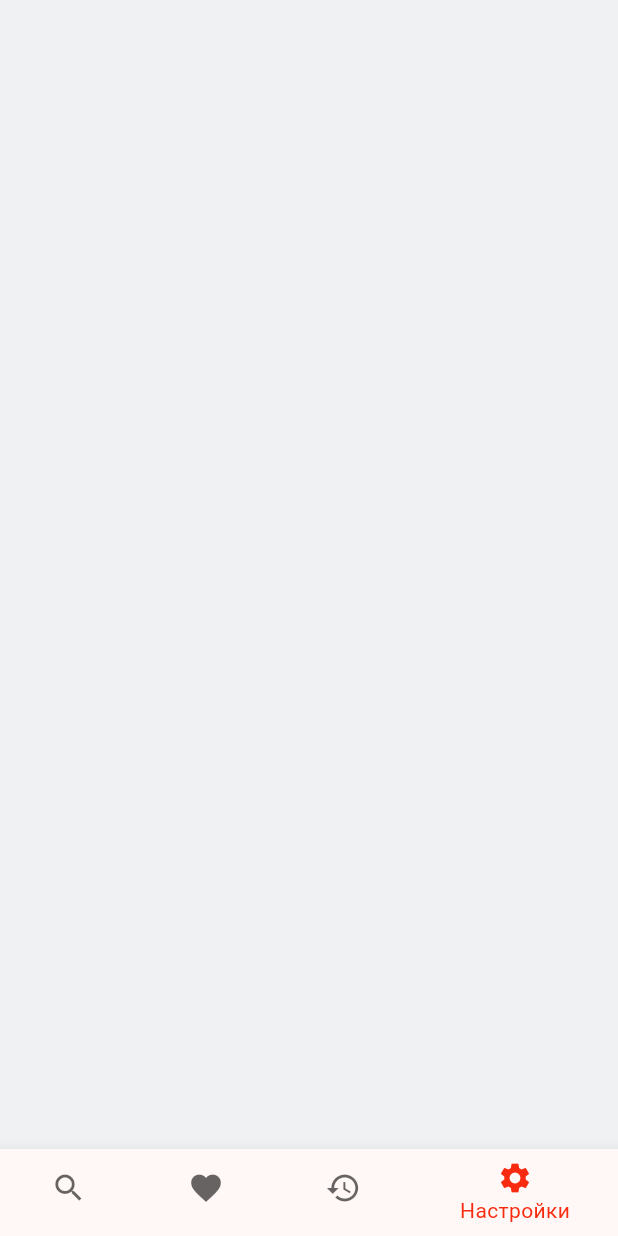
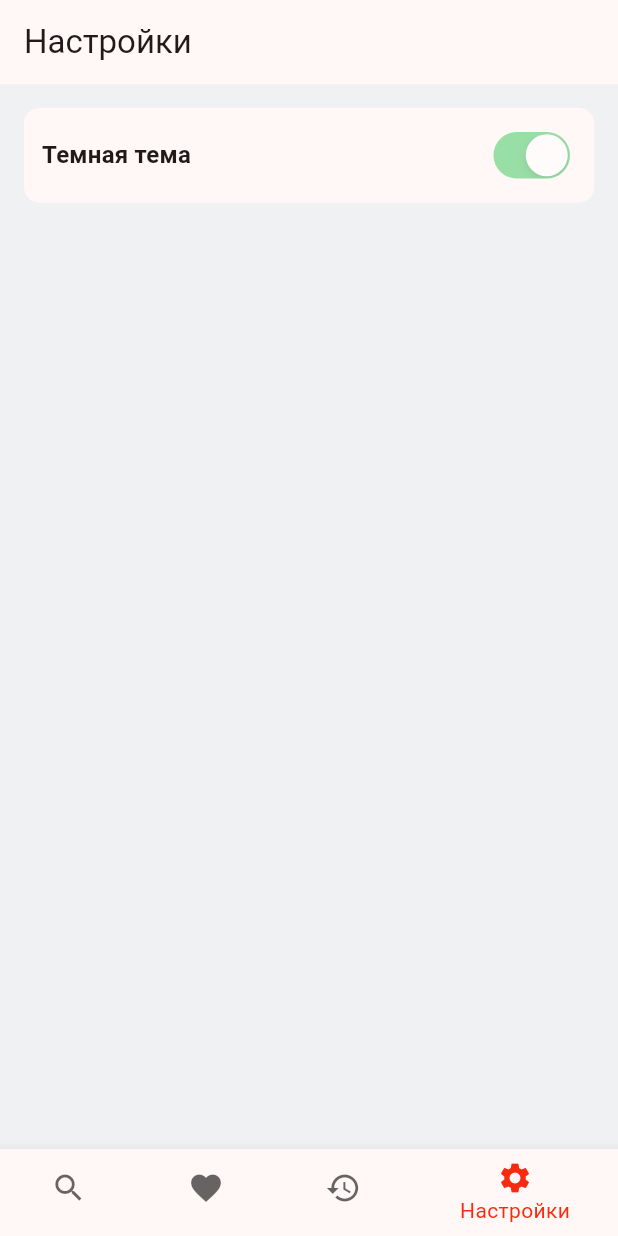
Before and after one commit to Tyukmaev5/first_application, a Flutter app: the screen it shows after launch, item 4 of the bottom bar chosen, on a phone screen of 412 x 824 dp. Run offline on Flutter 3.47's test engine with Material 3 defaults, Android fonts, the phone set to English and light mode, and no system bars; our stand-ins replace auto_route.

Commit message:
Edit sreen 3 and 4

```diff
--- a/rhymer/lib/features/favorites/view/favorites_screen.dart
+++ b/rhymer/lib/features/favorites/view/favorites_screen.dart
@@ -16,7 +16,7 @@ class FavoritesScreen extends StatelessWidget {
           const SliverAppBar(
             snap: true,
             floating: true,
-            title: Text('Favorites'),
+            title: Text('Избранное'),
             elevation: 0,
             surfaceTintColor: Colors.transparent,
           ),
--- a/rhymer/lib/features/search/widgets/widgets.dart
+++ b/rhymer/lib/features/search/widgets/widgets.dart
@@ -1,2 +1 @@
 export 'search_button.dart';
-export 'rhyme_history_card.dart';
--- a/rhymer/lib/features/settings/view/settings_screen.dart
+++ b/rhymer/lib/features/settings/view/settings_screen.dart
@@ -1,5 +1,7 @@
 import 'package:auto_route/auto_route.dart';
+import 'package:flutter/cupertino.dart';
 import 'package:flutter/material.dart';
+import 'package:rhymer/ui/ui.dart';
 
 @RoutePage()
 class SettingsScreen extends StatelessWidget {
@@ -9,6 +11,60 @@ class SettingsScreen extends StatelessWidget {
 
   @override
   Widget build(BuildContext context) {
-    return const Scaffold();
+    return const Scaffold(
+      body: CustomScrollView(
+        slivers: [
+          SliverAppBar(
+            snap: true,
+            floating: true,
+            title: Text('Настройки'),
+            elevation: 0,
+            surfaceTintColor: Colors.transparent,
+          ),
+          SliverToBoxAdapter(child: SizedBox(height: 16)), // раздел
+          SliverToBoxAdapter(
+            child: SettingsListCard(title: 'Темная тема', value: true),
+          ),
+        ],
+      ),
+    );
   }
 }
+
+class SettingsListCard extends StatelessWidget {
+  const SettingsListCard({
+    super.key,
+    required this.title,
+    required this.value,
+    this.onChanged,
+  });
+
+  final String title;
+  final bool value;
+  final ValueChanged<bool>? onChanged;
+
+  @override
+  Widget build(BuildContext context) {
+    final theme = Theme.of(context);
+    return Padding(
+      padding: const EdgeInsets.symmetric(horizontal: 16),
+      child: BaseContainer(
+        padding: const EdgeInsets.symmetric(horizontal: 12, vertical: 12),
+        width: double.infinity,
+        child: Row(
+          mainAxisAlignment: MainAxisAlignment.spaceBetween,
+          children: [
+            Text(
+              title,
+              style: theme.textTheme.titleMedium,
+            ),
+            CupertinoSwitch(
+              value: value,
+              onChanged: onChanged,
+            )
+          ],
+        ),
+      ),
+    );
+  }
+}
--- a/rhymer/lib/main.dart
+++ b/rhymer/lib/main.dart
@@ -1,5 +1,6 @@
 import 'package:flutter/material.dart';
 import 'package:rhymer/router/router.dart';
+import 'package:rhymer/ui/ui.dart';
 
 void main() {
   runApp(const RhymerApp());
@@ -17,16 +18,11 @@ class _RhymerAppState extends State<RhymerApp> {
 
   @override
   Widget build(BuildContext context) {
-    const primaryColor = Color(0xFFF82B10);
+
     return MaterialApp.router(
       title: 'Rhymer',
       debugShowCheckedModeBanner: false,
-      theme: ThemeData(
-        primaryColor: primaryColor,
-        scaffoldBackgroundColor: const Color(0xFFEFF1F3),
-        colorScheme: ColorScheme.fromSeed(seedColor: primaryColor),
-        useMaterial3: true,
-      ),
+      theme: themeData,
       routerConfig: _router.config(),
     );
   }
--- /dev/null
+++ b/rhymer/lib/ui/theme/theme.dart
@@ -0,0 +1,15 @@
+import 'package:flutter/material.dart';
+
+const primaryColor = Color(0xFFF82B10);
+final themeData = ThemeData(
+  primaryColor: primaryColor,
+  scaffoldBackgroundColor: const Color(0xFFEFF1F3),
+  colorScheme: ColorScheme.fromSeed(seedColor: primaryColor),
+  useMaterial3: true,
+  textTheme: const TextTheme(
+    titleMedium: TextStyle(
+      fontSize: 16,
+      fontWeight: FontWeight.w600,
+    ),
+  ),
+);
--- a/rhymer/lib/ui/ui.dart
+++ b/rhymer/lib/ui/ui.dart
@@ -1 +1,2 @@
 export 'widgets/widgets.dart';
+export 'theme/theme.dart';
--- a/rhymer/lib/ui/widgets/base_container.dart
+++ b/rhymer/lib/ui/widgets/base_container.dart
@@ -5,13 +5,13 @@ class BaseContainer extends StatelessWidget {
   const BaseContainer({
     super.key,
     required this.child,
-    required this.width,
+    this.width,
     this.margin,
     this.padding = const EdgeInsets.only(left: 12),
   });
 
   final EdgeInsets? margin;
-  final double width;
+  final double? width;
   final Widget child;
   final EdgeInsets padding;
 
--- a/rhymer/lib/ui/widgets/widgets.dart
+++ b/rhymer/lib/ui/widgets/widgets.dart
@@ -1,2 +1,3 @@
 export 'base_container.dart';
 export 'rhyme_list_card.dart';
+export 'rhyme_history_card.dart';
```
Also changed, not shown: rhymer/lib/features/history/view/history_screen.dart (+15 -8 lines), rhymer/lib/features/search/view/search_screen.dart (+9 -3 lines), rhymer/lib/features/search/widgets/rhyme_history_card.dart (deleted, +0 -31 lines), rhymer/lib/ui/widgets/rhyme_history_card.dart (added, +47 -0 lines).
